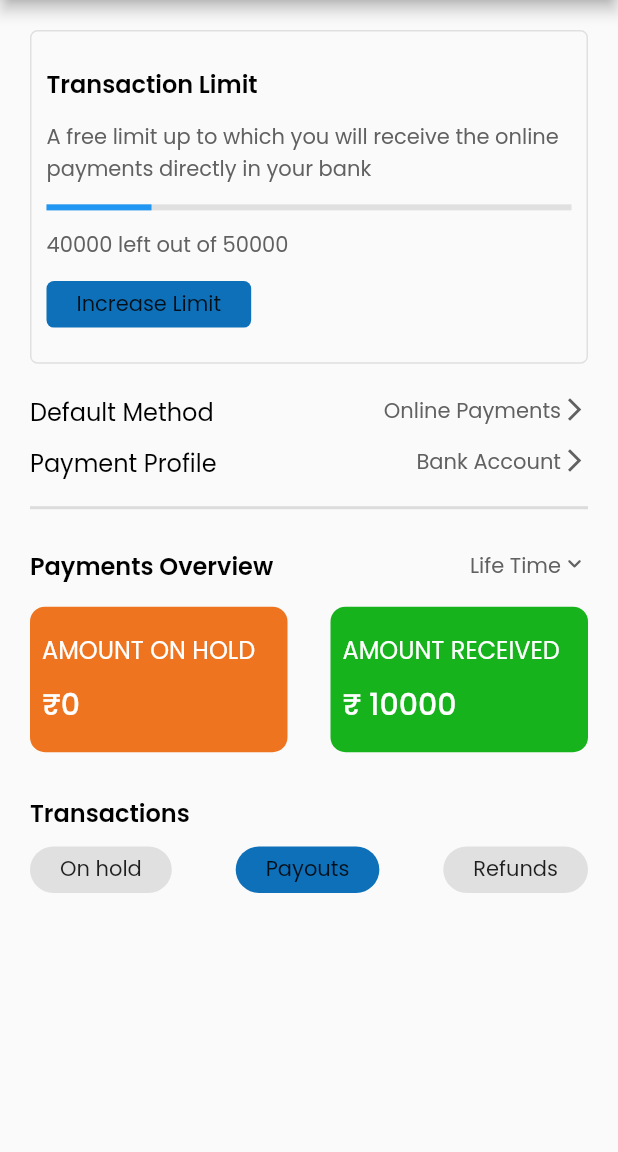
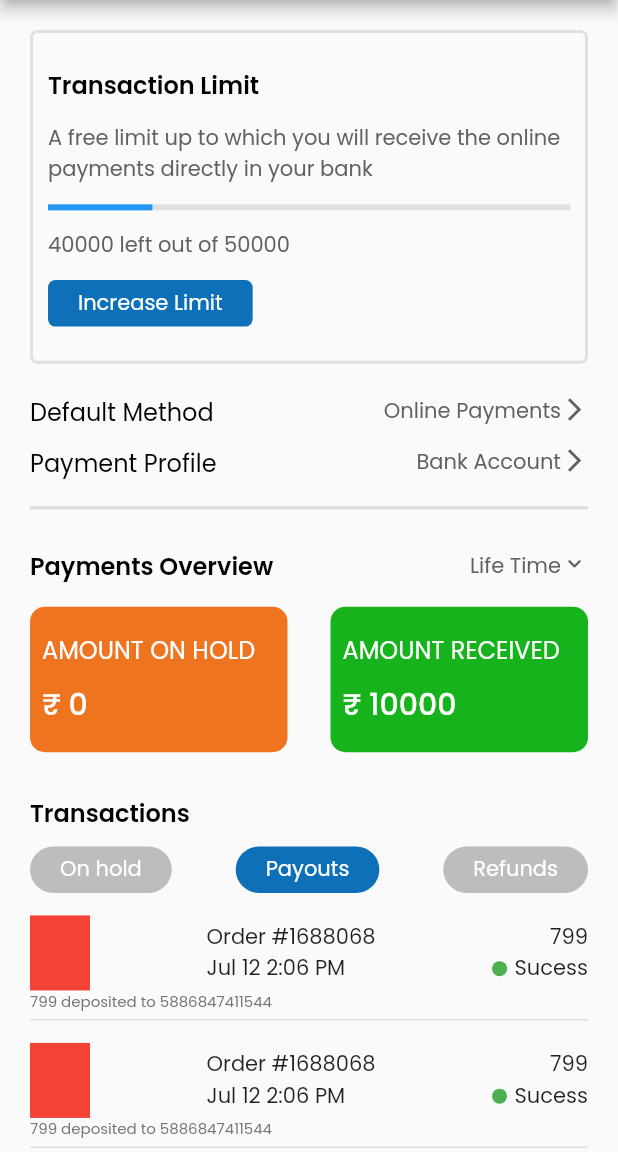
Before and after one commit to DOJYDOMINIC/payment_task_ui, a Flutter app: the screen it shows after launch, on a phone screen of 412 x 824 dp, the part 84-1236 px from its top. Run offline on Flutter 3.47's test engine with Material 2 defaults, Android fonts, the phone set to English and light mode, and no system bars; our stand-ins replace google_fonts.

Commit message:
reusable widgets

```diff
--- a/lib/control/Providerone.dart
+++ b/lib/control/Providerone.dart
@@ -2,6 +2,8 @@
 import 'package:flutter/widgets.dart';
 
 class ProviderOne extends ChangeNotifier{
+
+
   final int _total = 50000;
   int _used = 10000;
 
--- a/lib/views/methodpage.dart
+++ b/lib/views/methodpage.dart
@@ -1,7 +1,6 @@
 import 'package:flutter/material.dart';
-import 'package:payment_task_ui/constants/textstyle.dart';
-
 import '../constants/textss.dart';
+import '../widgets/methodswidgets.dart';
 
 class MethodPage extends StatelessWidget {
   const MethodPage({Key? key}) : super(key: key);
@@ -17,32 +16,9 @@ class MethodPage extends StatelessWidget {
       // color: Colors.red,
       child: Column(
         children: [
-          Row(
-            mainAxisAlignment: MainAxisAlignment.spaceBetween,
-            children: [
-              Text(TextLine.defaultmethod,style: largblacktext,),
-              Wrap(
-                children: [
-                  Text(TextLine.onlinepayment,style: mediumtext2,),
-                  Icon(Icons.arrow_forward_ios,size: 18,color: Color(0xff616161),),
-                ],
-              ),
-
-            ],
-          ),
+          MethodsWidget(text: TextLine.defaultmethod, text2:TextLine.onlinepayment,icon: Icons.arrow_forward_ios,),
           SizedBox(height: 10,),
-          Row(
-            mainAxisAlignment: MainAxisAlignment.spaceBetween,
-            children: [
-              Text(TextLine.paymentprofile,style: largblacktext,),
-              Wrap(
-                children: [
-                  Text(TextLine.bankaccount,style: mediumtext2,),
-                  Icon(Icons.arrow_forward_ios,size: 18,color: Color(0xff616161),),
-                ],
-              ),
-            ],
-          ),
+          MethodsWidget(text: TextLine.paymentprofile, text2:TextLine.bankaccount,icon: Icons.arrow_forward_ios,),
           SizedBox(height: 10,),
           Divider(thickness: 2,),
         ],
--- a/lib/views/paymentoverview.dart
+++ b/lib/views/paymentoverview.dart
@@ -1,11 +1,11 @@
 
 import 'package:flutter/material.dart';
 import 'package:provider/provider.dart';
-
 import '../constants/colorss.dart';
 import '../constants/textss.dart';
 import '../constants/textstyle.dart';
 import '../control/Providerone.dart';
+import '../widgets/payment_overview_box.dart';
 
 class PaymentOverview extends StatelessWidget {
   const PaymentOverview({Key? key}) : super(key: key);
@@ -36,42 +36,8 @@ class PaymentOverview extends StatelessWidget {
           Row(
             mainAxisAlignment: MainAxisAlignment.spaceBetween,
             children: [
-              Container(
-                height: height/8.5,
-                width: width/2.4,
-                decoration: BoxDecoration(
-                    color: ColorsApp.orange,
-                    borderRadius: BorderRadius.circular(10)),
-                child: Padding(
-                  padding: const EdgeInsets.all(8.0),
-                  child: Column(
-                    crossAxisAlignment: CrossAxisAlignment.start,
-                    mainAxisAlignment: MainAxisAlignment.spaceEvenly,
-                    children: [
-                      Text(TextLine.amountonhold,style: whitetext,),
-                      Text('₹0',style:whitetextbold,)
-                    ],
-                  ),
-                ),
-              ),
-              Container(
-                height: height/8.5,
-                width: width/2.4,
-                decoration: BoxDecoration(
-                    color: ColorsApp.green,
-                    borderRadius: BorderRadius.circular(10)),
-                child: Padding(
-                  padding: const EdgeInsets.all(8.0),
-                  child: Column(
-                    crossAxisAlignment: CrossAxisAlignment.start,
-                    mainAxisAlignment: MainAxisAlignment.spaceEvenly,
-                    children: [
-                      Text(TextLine.amountreceived,style: whitetext,),
-                      Text('₹ ${providerone.usedAmount}',style:whitetextbold,)
-                    ],
-                  ),
-                ),
-              ),
+              OverviewBox(title:TextLine.amountonhold, amount: '₹ 0',color: ColorsApp.orange),
+              OverviewBox(title:TextLine.amountreceived, amount: '₹ ${providerone.usedAmount}',color:ColorsApp.green ,),
             ],
           )
         ],
--- a/lib/views/transaction.dart
+++ b/lib/views/transaction.dart
@@ -1,4 +1,5 @@
 import 'package:flutter/material.dart';
+import 'package:payment_task_ui/constants/colorss.dart';
 import 'package:payment_task_ui/constants/textss.dart';
 import 'package:payment_task_ui/widgets/reusablebutton.dart';
 import '../constants/textstyle.dart';
@@ -10,24 +11,85 @@ class Transaction extends StatelessWidget {
   Widget build(BuildContext context) {
     final width = MediaQuery.of(context).size.width;
     final height = MediaQuery.of(context).size.height;
-    return Container(
-      height: height,
-      width: width,
-      child: Column(
-        crossAxisAlignment: CrossAxisAlignment.start,
-        children:[
-          Text(TextLine.transaction,style:largtext,),
-          SizedBox(height: 10,),
-          Row(
-            mainAxisAlignment: MainAxisAlignment.spaceBetween,
-            children: [
-              ReusableButton(onTap: (){}, text: TextLine.onhold, borderRadius: 30,color: Colors.grey.shade300,),
-              ReusableButton(onTap: (){}, text: TextLine.payouts, borderRadius: 30,),
-              ReusableButton(onTap: (){}, text: TextLine.refund, borderRadius: 30,color: Colors.grey.shade300,),
-            ],
+    return Column(crossAxisAlignment: CrossAxisAlignment.start, children: [
+      Text(
+        TextLine.transaction,
+        style: largtext,
+      ),
+      SizedBox(
+        height: 10,
+      ),
+      Row(
+        mainAxisAlignment: MainAxisAlignment.spaceBetween,
+        children: [
+          ReusableButton(
+            text: TextLine.onhold,
+            borderRadius: 30,
+            color: Colors.grey.shade400,
           ),
-        ]
+          ReusableButton(
+            text: TextLine.payouts,
+            borderRadius: 30,
+          ),
+          ReusableButton(
+            text: TextLine.refund,
+            borderRadius: 30,
+            color: Colors.grey.shade400,
+          ),
+        ],
       ),
-    );
+      ListView.builder(
+        itemCount: 10,
+        shrinkWrap: true,
+        physics: NeverScrollableScrollPhysics(),
+        itemBuilder: (context, index) => Padding(
+          padding: const EdgeInsets.only(top: 15),
+          child: Container(
+            decoration: BoxDecoration(
+              border: Border(bottom: BorderSide(color: ColorsApp.borderColor))
+            ),
+            child: Padding(
+              padding: const EdgeInsets.only(bottom: 4),
+              child: Column(
+                crossAxisAlignment: CrossAxisAlignment.start,
+                children: [
+                  Row(
+                    mainAxisAlignment: MainAxisAlignment.spaceBetween,
+                    children: [
+                      Container(
+                        height: 50,
+                        width:40,
+                        color:Colors.red
+                      ),
+                      Column(
+                        crossAxisAlignment: CrossAxisAlignment.start,
+                        children: [
+                          Text('Order #1688068'),
+                          Text("Jul 12 2:06 PM")
+                        ],
+                      ),
+                      Column(
+                        crossAxisAlignment: CrossAxisAlignment.end,
+                        children: [
+                          Text('799'),
+                          Row(
+                            children: [
+                              CircleAvatar(radius: 5,backgroundColor: Colors.green,),
+                              SizedBox(width: 5,),
+                              Text('Sucess'),
+                            ],
+                          ),
+                        ],
+                      )
+                    ],
+                  ),
+                  Text('799 deposited to 5886847411544',style: extrasmalltext,)
+                ],
+              ),
+            ),
+          ),
+        ),
+      ),
+    ]);
   }
 }
--- a/lib/views/transaction_limit.dart
+++ b/lib/views/transaction_limit.dart
@@ -17,10 +17,10 @@ class TransactionLimit extends StatelessWidget {
 
     return Container(
       height: height * 0.27,
-      width: width * 9,
+      width: width,
       decoration: BoxDecoration(
           borderRadius: BorderRadius.circular(5),
-          border: Border.all(color: ColorsApp.borderColor)),
+          border: Border.all( width: 2,color: ColorsApp.borderColor)),
       child: Padding(
         padding: const EdgeInsets.all(10),
         child: Column(
@@ -49,7 +49,7 @@ class TransactionLimit extends StatelessWidget {
             ReusableButton(
                 onTap: () {
                   providerone.Add();
-                }, text: TextLine.increaselimit, borderRadius: 5),
+                }, text: TextLine.increaselimit, borderRadius: 5,),
           ],
         ),
       ),
--- /dev/null
+++ b/lib/widgets/methodswidgets.dart
@@ -0,0 +1,35 @@
+import 'package:flutter/cupertino.dart';
+import 'package:flutter/material.dart';
+
+import '../constants/textstyle.dart';
+
+class MethodsWidget extends StatelessWidget {
+  MethodsWidget(
+      {Key? key,   this.ontap, required this.text, required this.text2, this.icon})
+      : super(key: key);
+
+   final VoidCallback? ontap;
+  final String text;
+  final String text2;
+  final IconData? icon;
+
+  @override
+  Widget build(BuildContext context) {
+    return Row(mainAxisAlignment: MainAxisAlignment.spaceBetween, children: [
+      Text(text,style: largblacktext,),
+      GestureDetector(
+        onTap: ontap,
+        child: Wrap(
+          children: [
+            Text(text2,style: mediumtext2,),
+            Icon(
+              icon,
+              size: 18,
+              color: Color(0xff616161),
+            ),
+          ],
+        ),
+      ),
+    ]);
+  }
+}
--- /dev/null
+++ b/lib/widgets/payment_overview_box.dart
@@ -0,0 +1,39 @@
+
+
+import 'package:flutter/material.dart';
+import 'package:provider/provider.dart';
+import '../constants/colorss.dart';
+import '../constants/textstyle.dart';
+import '../control/Providerone.dart';
+
+class OverviewBox extends StatelessWidget {
+  const OverviewBox({Key? key, required this.title, required this.amount, this.ontap, this.color}) : super(key: key);
+ final String title;
+ final String amount;
+ final VoidCallback? ontap;
+ final Color? color;
+  @override
+  Widget build(BuildContext context) {
+    final providerone = Provider.of<ProviderOne>(context);
+    final width = MediaQuery.of(context).size.width;
+    final height = MediaQuery.of(context).size.height;
+    return Container(
+      height: height/8.5,
+      width: width/2.4,
+      decoration: BoxDecoration(
+          color: color,
+          borderRadius: BorderRadius.circular(10)),
+      child: Padding(
+        padding: const EdgeInsets.all(8.0),
+        child: Column(
+          crossAxisAlignment: CrossAxisAlignment.start,
+          mainAxisAlignment: MainAxisAlignment.spaceEvenly,
+          children: [
+            Text(title,style: whitetext),
+            Text(amount,style:whitetextbold,)
+          ],
+        ),
+      ),
+    );
+  }
+}
--- a/lib/widgets/reusablebutton.dart
+++ b/lib/widgets/reusablebutton.dart
@@ -1,12 +1,12 @@
 import 'package:flutter/material.dart';
+import 'package:payment_task_ui/constants/textstyle.dart';
 import '../constants/colorss.dart';
 
 class ReusableButton extends StatelessWidget {
-  const ReusableButton({Key? key,
-  required this.onTap, required this.text, required this.borderRadius, this.color = ColorsApp.blue,
+  const ReusableButton({Key? key,this.onTap, required this.text, required this.borderRadius, this.color = ColorsApp.blue,
   }) :super(key: key);
 
-  final VoidCallback onTap;
+  final VoidCallback? onTap;
   final String text;
   final double borderRadius;
   final Color color;
@@ -21,7 +21,7 @@ class ReusableButton extends StatelessWidget {
           color: color,
           borderRadius: BorderRadius.all(Radius.circular(borderRadius)),
         ),
-        child: Text(text,style:Theme.of(context).textTheme.bodyMedium,),
+        child: Text(text,style:buttonwhitetext),
       ),
     );
   }
```
